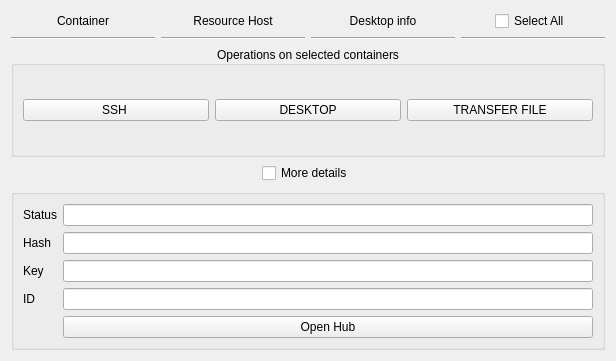
subutai-io/control-center, file hub/forms/DlgEnvironment.ui: the form before one commit.
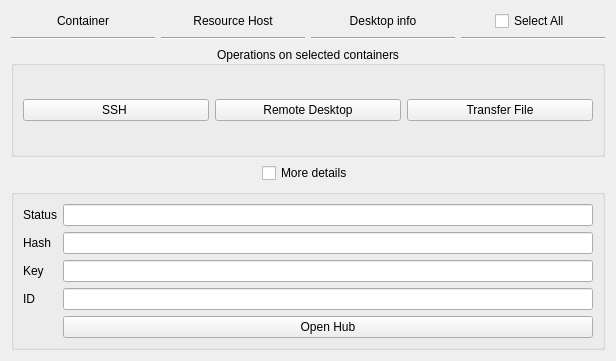
The form after the commit.

The edit to the form file:
```diff
--- a/hub/forms/DlgEnvironment.ui
+++ b/hub/forms/DlgEnvironment.ui
@@ -43,14 +43,14 @@
       <item row="0" column="2">
        <widget class="QPushButton" name="btn_desktop_selected">
         <property name="text">
-         <string> DESKTOP </string>
+         <string>Remote Desktop</string>
         </property>
        </widget>
       </item>
       <item row="0" column="3">
        <widget class="QPushButton" name="btn_upload_selected">
         <property name="text">
-         <string>TRANSFER FILE</string>
+         <string>Transfer File</string>
         </property>
        </widget>
       </item>
```
